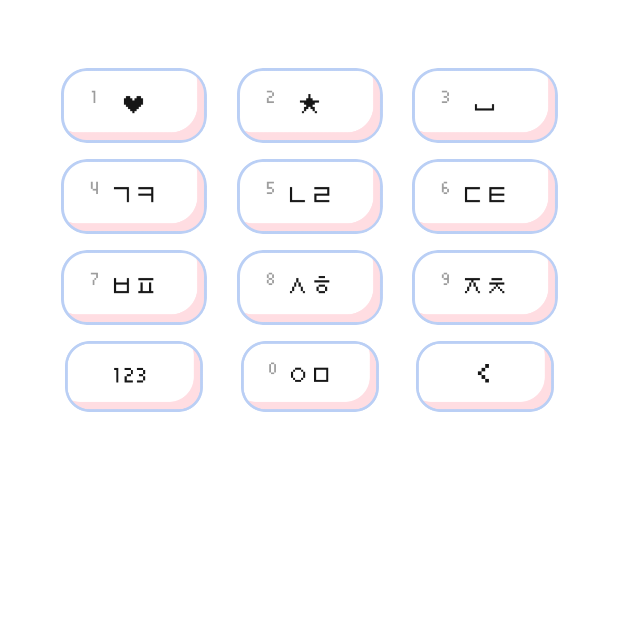
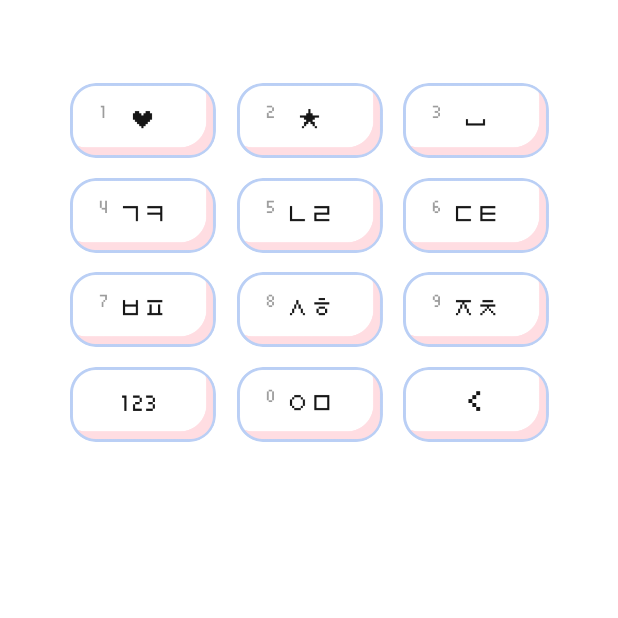
Before and after one commit to SSAFY-BEEP/BEEP, an Android app built with Jetpack Compose: the composable BeepAlphabetKeyboard shown on its own in the app's theme, on a phone screen of 412 x 824 dp, the top half of it. Run offline under Robolectric (Android 15) with nearby library versions, the phone set to English and light mode, and no system bars; our stand-ins replace Dagger/Hilt's generated code; network calls fail; Roboto replaces fonts that are not available here.

Commit message:
:lipstick: 키보드 자음 레이아웃 수정

```diff
--- a/Frontend/Beep/app/src/main/java/com/example/beep/ui/home/KeyboardWhole.kt
+++ b/Frontend/Beep/app/src/main/java/com/example/beep/ui/home/KeyboardWhole.kt
@@ -370,10 +370,11 @@ fun BeepAlphabetKeyboard(
 
     Column(
         modifier = Modifier
+            .fillMaxWidth()
             .wrapContentWidth(Alignment.CenterHorizontally)
             .height(300.dp)
-            .padding(40.dp, 40.dp, 40.dp, 20.dp)
-            .fillMaxWidth(),
+            .width(320.dp)
+            .padding(0.dp, 50.dp, 0.dp, 0.dp),
         verticalArrangement = Arrangement.SpaceBetween,
         ) {
         Row(
```
